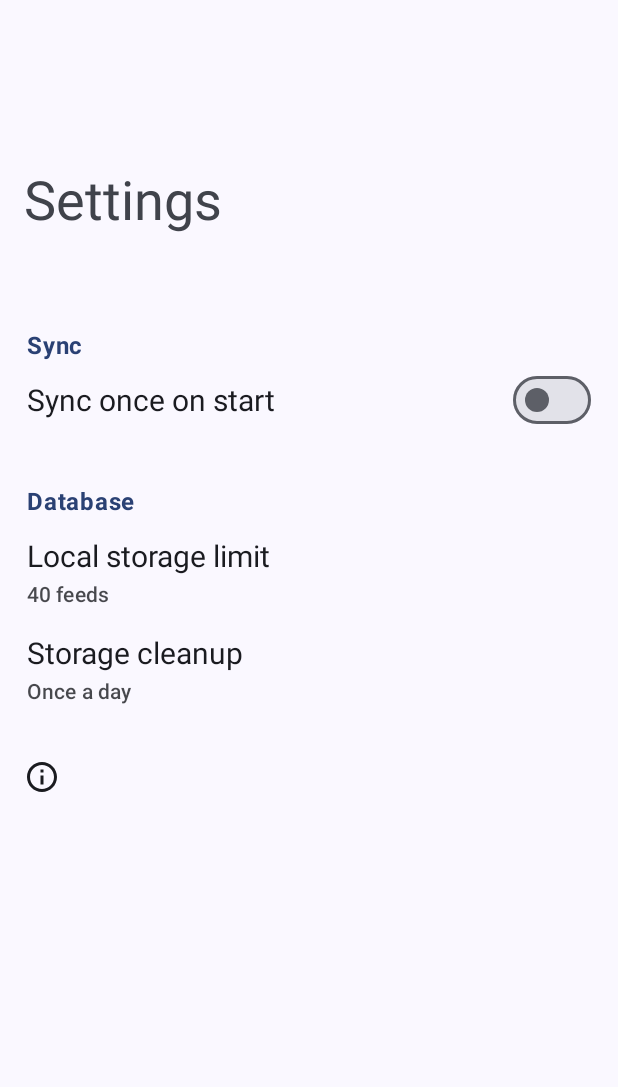
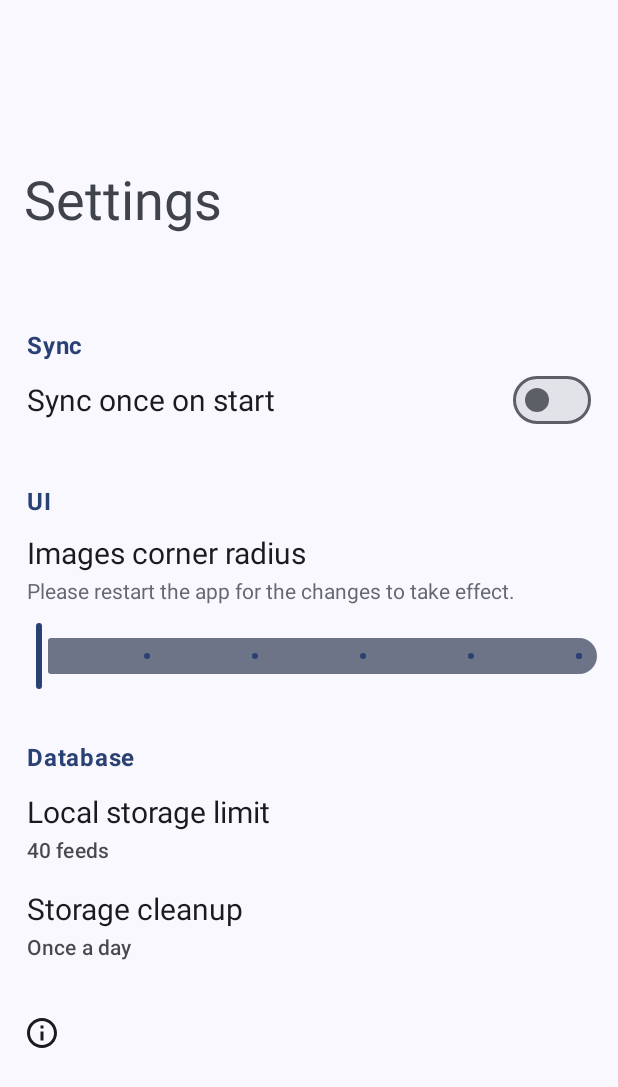
Before and after one commit to DrHowdyDoo/Anime.io, an Android app: the MainActivity screen opened directly, with no data from a screen before it, after a tap on "Settings", on a phone screen of 412 x 824 dp. Shown: the top 1087 px of the screen. Run offline under Robolectric (Android 15) with nearby library versions, the phone set to English and light mode, and no system bars; our stand-ins replace Room's generated code, RxJava; libraries missing offline, so code that uses them is left out: com.tickaroo.tikxml; pictures from the network do not load; 2 other taps on this screen came first.

Commit message:
- Added slider to adjust feed image's corner radius

```diff
--- a/app/build.gradle.kts
+++ b/app/build.gradle.kts
@@ -10,8 +10,8 @@ android {
         applicationId = "com.drhowdydoo.animenews"
         minSdk = 27
         targetSdk = 33
-        versionCode = 7
-        versionName = "1.0.5"
+        versionCode = 8
+        versionName = "1.0.6"
 
         testInstrumentationRunner = "androidx.test.runner.AndroidJUnitRunner"
 
--- a/app/src/main/java/com/drhowdydoo/animenews/MainActivity.java
+++ b/app/src/main/java/com/drhowdydoo/animenews/MainActivity.java
@@ -88,9 +88,13 @@ public class MainActivity extends AppCompatActivity {
         swipeRefreshLayout.setProgressBackgroundColorSchemeColor(progressBackgroundColor);
         swipeRefreshLayout.setColorSchemeColors(progressIndicatorColor);
 
+        SharedPreferences preferences = getSharedPreferences("com.drhowdydoo.preferences", MODE_PRIVATE);
+        SharedPreferences.Editor editor = preferences.edit();
+
+        int cornerRadius = preferences.getInt("com.drhowdydoo.settings.cornerRadius",50);
 
         feeds = new ArrayList<>();
-        adapter = new RecyclerViewAdapter(feeds, MainActivity.this);
+        adapter = new RecyclerViewAdapter(feeds, MainActivity.this,cornerRadius);
         recyclerView.setHasFixedSize(true);
         recyclerView.setLayoutManager(new LinearLayoutManager(MainActivity.this));
         recyclerView.setAdapter(adapter);
@@ -99,8 +103,6 @@ public class MainActivity extends AppCompatActivity {
         InputMethodManager imm = (InputMethodManager) getSystemService(Context.INPUT_METHOD_SERVICE);
         new DBCleanupScheduler().schedule(this);
 
-        SharedPreferences preferences = getSharedPreferences("com.drhowdydoo.preferences", MODE_PRIVATE);
-        SharedPreferences.Editor editor = preferences.edit();
 
         FeedDatabase db = Room.databaseBuilder(getApplicationContext(), FeedDatabase.class, "drhowdydoo-feedDb").build();
         feedDao = db.feedDao();
--- a/app/src/main/java/com/drhowdydoo/animenews/SettingsActivity.java
+++ b/app/src/main/java/com/drhowdydoo/animenews/SettingsActivity.java
@@ -93,5 +93,12 @@ public class SettingsActivity extends AppCompatActivity {
                     })
                     .show();
         });
+
+        binding.cornerRadiusSlider.addOnChangeListener((slider, value, fromUser) -> {
+            editor.putInt("com.drhowdydoo.settings.cornerRadius", (int) value).apply();
+        });
+
+        int cornerRadius = preferences.getInt("com.drhowdydoo.settings.cornerRadius",50);
+        binding.cornerRadiusSlider.setValues((float) cornerRadius);
     }
 }
--- a/app/src/main/java/com/drhowdydoo/animenews/adapter/RecyclerViewAdapter.java
+++ b/app/src/main/java/com/drhowdydoo/animenews/adapter/RecyclerViewAdapter.java
@@ -33,10 +33,12 @@ public class RecyclerViewAdapter extends RecyclerView.Adapter<RecyclerViewAdapte
     private final Context context;
 
     private final DateTimeFormatter formatter = DateTimeFormatter.ofPattern("EEE, dd MMM yyyy h:mm a");
+    private int cornerRadius;
 
-    public RecyclerViewAdapter(List<RssItem> feeds, Context context) {
+    public RecyclerViewAdapter(List<RssItem> feeds, Context context, int cornerRadius) {
         this.feeds = feeds;
         this.context = context;
+        this.cornerRadius = cornerRadius;
     }
 
     @NonNull
@@ -61,10 +63,10 @@ public class RecyclerViewAdapter extends RecyclerView.Adapter<RecyclerViewAdapte
                     .load(rssItem.getImageUrl())
                     .fitCenter()
                     .format(DecodeFormat.PREFER_RGB_565)
-                    .transform(new RoundedCorners(50))
                     .diskCacheStrategy(DiskCacheStrategy.RESOURCE)
                     .priority(Priority.HIGH)
                     .placeholder(R.drawable.img_placeholder)
+                    .transform(new RoundedCorners(cornerRadius))
                     .error(R.drawable.round_broken_image_24)
                     .into(holder.thumbnail);
         } else {
--- a/app/src/main/res/layout/activity_settings.xml
+++ b/app/src/main/res/layout/activity_settings.xml
@@ -3,6 +3,7 @@
     xmlns:tools="http://schemas.android.com/tools"
     android:layout_width="match_parent"
     android:layout_height="match_parent"
+    xmlns:app="http://schemas.android.com/apk/res-auto"
     android:orientation="vertical"
     tools:context=".SettingsActivity">
 
@@ -45,6 +46,47 @@
         android:textAppearance="@style/SettingsTitleTextAppearance"
         android:text="@string/sync_once_on_start"
         />
+
+        <TextView
+            android:layout_width="match_parent"
+            android:layout_height="wrap_content"
+            android:textStyle="bold"
+            android:layout_marginTop="32dp"
+            android:layout_marginStart="18dp"
+            android:layout_marginEnd="18dp"
+            android:text="@string/ui"
+            android:textAppearance="?textAppearanceBodyLarge"
+            android:textColor="?colorPrimary"/>
+
+
+        <TextView
+            android:layout_width="match_parent"
+            android:layout_height="wrap_content"
+            android:text="Images corner radius"
+            android:layout_marginStart="18dp"
+            android:layout_marginTop="10dp"
+            android:layout_marginEnd="18dp"
+            android:textAppearance="@style/SettingsTitleTextAppearance" />
+
+        <TextView
+            android:layout_width="match_parent"
+            android:layout_height="wrap_content"
+            android:layout_marginStart="18dp"
+            android:layout_marginTop="2dp"
+            android:layout_marginEnd="18dp"
+            android:alpha="0.8"
+            android:text="Please restart the app for the changes to take effect."/>
+
+        <com.google.android.material.slider.RangeSlider
+            android:id="@+id/cornerRadiusSlider"
+            android:layout_width="match_parent"
+            android:layout_height="wrap_content"
+            android:valueFrom="50.0"
+            android:valueTo="300.0"
+            android:stepSize="50.0"
+            app:trackHeight="24dp"
+            android:layout_marginTop="10dp"
+            />
 
 
     <TextView
--- a/app/src/main/res/values/strings.xml
+++ b/app/src/main/res/values/strings.xml
@@ -8,4 +8,5 @@
     <string name="settings_article_limit">com.drhowdydoo.settings.articleLimit</string>
     <string name="news_source">By Anime News Network</string>
     <string name="search">Search</string>
+    <string name="ui">UI</string>
 </resources>
```
